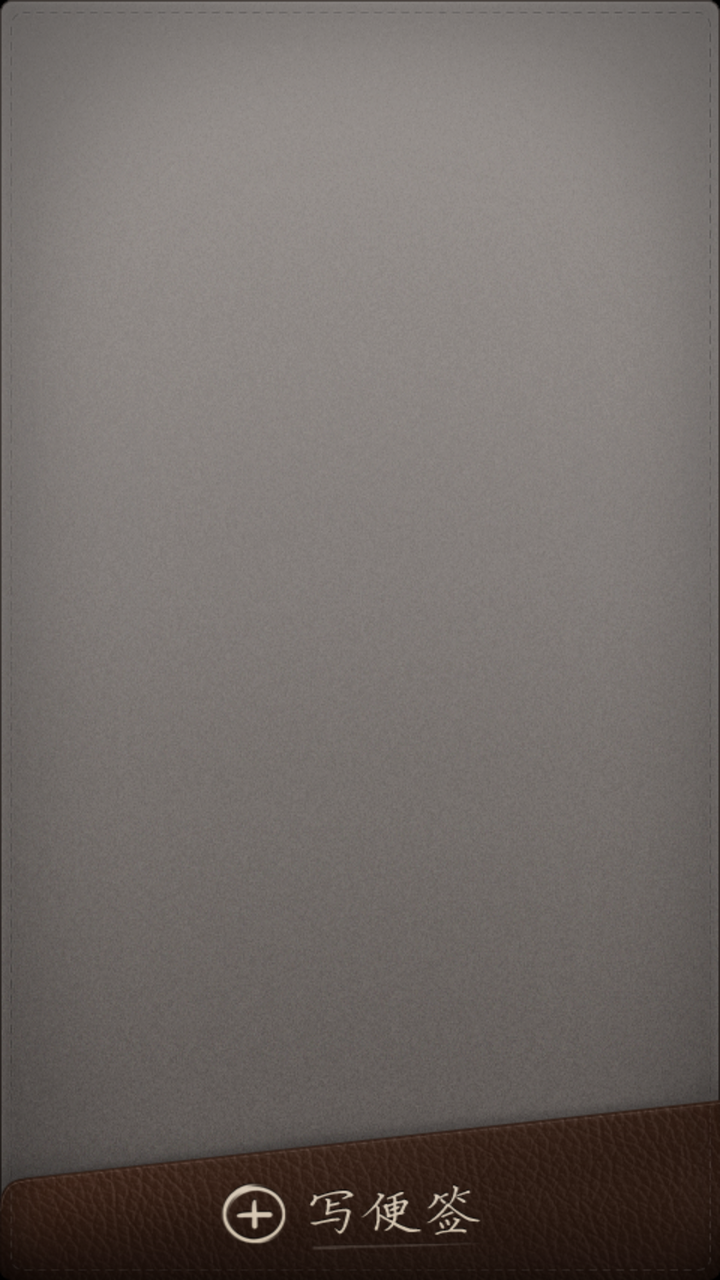
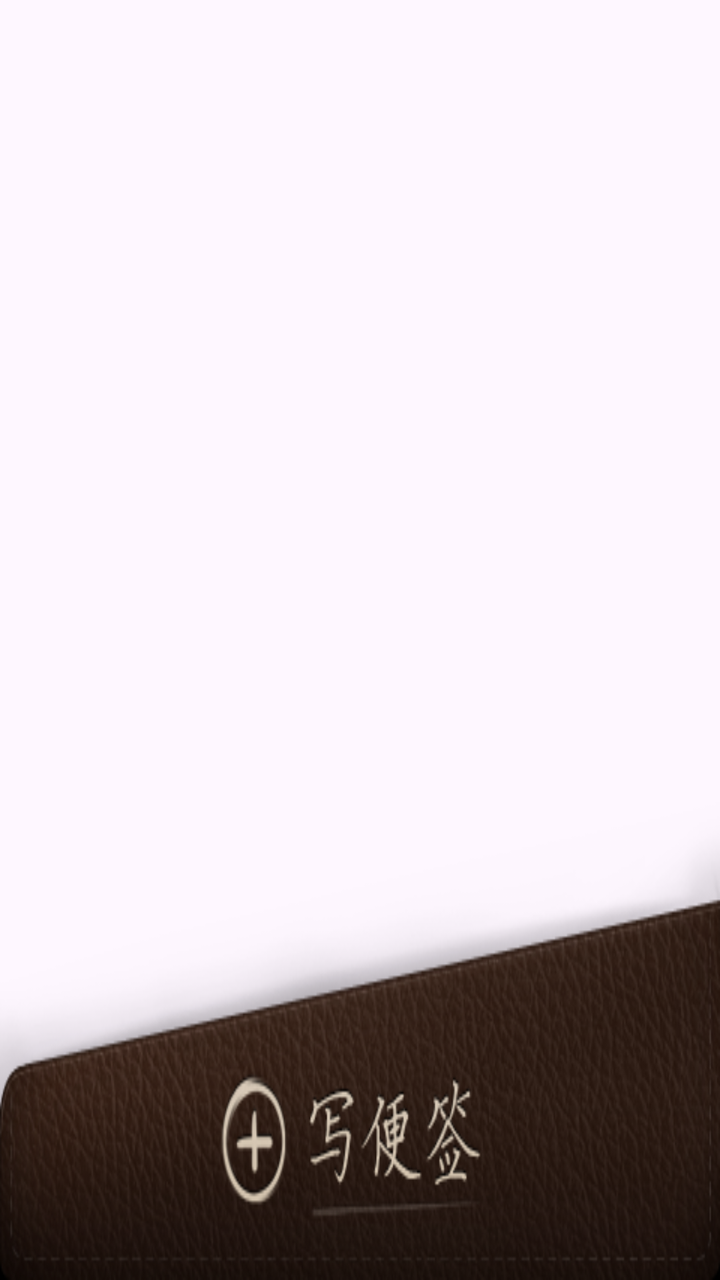

Screens rendered from an Android XML layout before and after an edit, with the pre-edit source and the edit as a unified diff.
<!-- AndroidManifest.xml: application theme Theme.MINote -->
<!-- res/layout/note_list.xml -->
<?xml version="1.0" encoding="utf-8"?>
<FrameLayout
    xmlns:android="http://schemas.android.com/apk/res/android"
    android:layout_width="fill_parent"
    android:layout_height="fill_parent"
    android:background="@drawable/list_background">

    <LinearLayout
        android:layout_width="fill_parent"
        android:layout_height="fill_parent"
        android:orientation="vertical">

        <TextView
            android:id="@+id/tv_title_bar"
            android:layout_width="fill_parent"
            android:layout_height="wrap_content"
            android:background="@drawable/title_bar_bg"
            android:visibility="gone"
            android:gravity="center_vertical"
            android:singleLine="true"
            android:textColor="#FFEAD1AE"
            android:textSize="@dimen/text_font_size_medium" />

        <ListView
            android:id="@+id/notes_list"
            android:layout_width="fill_parent"
            android:layout_height="0dip"
            android:layout_weight="1"
            android:cacheColorHint="@null"
            android:listSelector="@android:color/transparent"
            android:divider="@null"
            android:fadingEdge="@null" />
    </LinearLayout>

    <Button
        android:id="@+id/btn_new_note"
        android:background="@drawable/new_note"
        android:layout_width="match_parent"
        android:layout_height="wrap_content"
        android:focusable="false"
        android:layout_gravity="bottom" />
</FrameLayout>
<!-- resources referenced by this layout -->
<resources>
  <dimen name="text_font_size_medium">20sp</dimen>
  <!-- drawable list_background: png bitmap (drawable-hdpi, 567323 bytes) -->
  <!-- drawable new_note (drawable) -->
  <?xml version="1.0" encoding="utf-8"?>
  <selector xmlns:android="http://schemas.android.com/apk/res/android">
      <item android:state_pressed="true"
          android:drawable="@drawable/new_note_pressed" />
      <item
          android:drawable="@drawable/new_note_normal" />
  </selector>
  <!-- drawable title_bar_bg: png bitmap (drawable-hdpi, 5970 bytes) -->
  <style name="Theme.MINote" parent="Base.Theme.MINote" />
  <!-- drawable new_note_pressed: png bitmap (drawable-hdpi, 90126 bytes) -->
  <!-- drawable new_note_normal: png bitmap (drawable-hdpi, 89221 bytes) -->
  <style name="Base.Theme.MINote" parent="Theme.Material3.DayNight.NoActionBar">
          
          
      </style>
</resources>

<!-- the commit's change to res/layout/note_list.xml (unified diff, before → after) -->
@@ -2,8 +2,8 @@
 <FrameLayout
     xmlns:android="http://schemas.android.com/apk/res/android"
     android:layout_width="fill_parent"
-    android:layout_height="fill_parent"
-    android:background="@drawable/list_background">
+    android:layout_height="fill_parent">
+    
 
     <LinearLayout
         android:layout_width="fill_parent"
@@ -15,11 +15,11 @@
             android:layout_width="fill_parent"
             android:layout_height="wrap_content"
             android:background="@drawable/title_bar_bg"
-            android:visibility="gone"
             android:gravity="center_vertical"
             android:singleLine="true"
             android:textColor="#FFEAD1AE"
-            android:textSize="@dimen/text_font_size_medium" />
+            android:textSize="@dimen/text_font_size_medium"
+            android:visibility="gone" />
 
         <ListView
             android:id="@+id/notes_list"
@@ -27,16 +27,16 @@
             android:layout_height="0dip"
             android:layout_weight="1"
             android:cacheColorHint="@null"
-            android:listSelector="@android:color/transparent"
             android:divider="@null"
-            android:fadingEdge="@null" />
+            android:fadingEdge="@null"
+            android:listSelector="@android:color/transparent" />
     </LinearLayout>
 
     <Button
         android:id="@+id/btn_new_note"
+        android:layout_width="match_parent"
+        android:layout_height="239dp"
+        android:layout_gravity="bottom"
         android:background="@drawable/new_note"
-        android:layout_width="match_parent"
-        android:layout_height="wrap_content"
-        android:focusable="false"
-        android:layout_gravity="bottom" />
+        android:focusable="false" />
 </FrameLayout>
<!-- resource entries referenced after the edit -->
@@ -1,7 +1,6 @@
 <!-- resources referenced by this layout -->
 <resources>
   <dimen name="text_font_size_medium">20sp</dimen>
-  <!-- drawable list_background: png bitmap (drawable-hdpi, 567323 bytes) -->
   <!-- drawable new_note (drawable) -->
   <?xml version="1.0" encoding="utf-8"?>
   <selector xmlns:android="http://schemas.android.com/apk/res/android">
